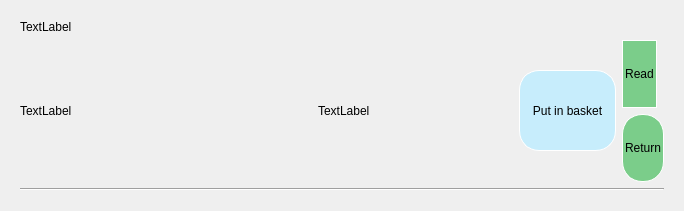
First picture: the form in displaybookwidget.ui, repository huylenguyen806/ASS2, before the edit.
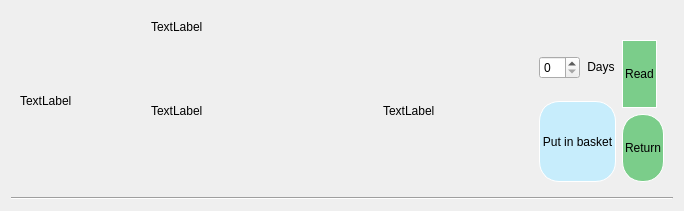
Second picture: the form after the edit.

```diff
--- a/displaybookwidget.ui
+++ b/displaybookwidget.ui
@@ -13,11 +13,33 @@
   <property name="windowTitle">
    <string>Form</string>
   </property>
-  <layout class="QVBoxLayout" name="verticalLayout_4">
-   <item>
-    <widget class="QWidget" name="widget" native="true">
      <layout class="QVBoxLayout" name="verticalLayout_2">
       <item>
+    <widget class="QWidget" name="widget" native="true">
+     <layout class="QHBoxLayout" name="horizontalLayout_3">
+      <item>
+       <widget class="QLabel" name="image">
+        <property name="minimumSize">
+         <size>
+          <width>125</width>
+          <height>0</height>
+         </size>
+        </property>
+        <property name="maximumSize">
+         <size>
+          <width>125</width>
+          <height>175</height>
+         </size>
+        </property>
+        <property name="text">
+         <string>TextLabel</string>
+        </property>
+        <property name="scaledContents">
+         <bool>true</bool>
+        </property>
+       </widget>
+      </item>
+      <item>
        <layout class="QVBoxLayout" name="verticalLayout" stretch="0,1">
         <item>
          <widget class="QLabel" name="title">
@@ -27,7 +49,7 @@
          </widget>
         </item>
         <item>
-         <layout class="QHBoxLayout" name="horizontalLayout" stretch="3,2,1,0">
+         <layout class="QHBoxLayout" name="horizontalLayout" stretch="3,2,0,0">
           <item>
            <widget class="QLabel" name="content_author">
             <property name="text">
@@ -43,6 +65,25 @@
            </widget>
           </item>
           <item>
+           <layout class="QVBoxLayout" name="verticalLayout_4">
+            <item>
+             <layout class="QHBoxLayout" name="horizontalLayout_2">
+              <item>
+               <widget class="QSpinBox" name="duration"/>
+              </item>
+              <item>
+               <widget class="QLabel" name="label">
+                <property name="styleSheet">
+                 <string notr="true">font: 12pt &quot;Myriad Pro&quot;;</string>
+                </property>
+                <property name="text">
+                 <string>&lt;html&gt;&lt;head/&gt;&lt;body&gt;&lt;p align=&quot;center&quot;&gt;Days&lt;/p&gt;&lt;/body&gt;&lt;/html&gt;</string>
+                </property>
+               </widget>
+              </item>
+             </layout>
+            </item>
+            <item>
            <widget class="QPushButton" name="put_in_basket_button">
             <property name="sizePolicy">
              <sizepolicy hsizetype="Minimum" vsizetype="Fixed">
@@ -77,6 +118,8 @@
             </property>
            </widget>
           </item>
+           </layout>
+          </item>
           <item>
            <layout class="QVBoxLayout" name="verticalLayout_3">
             <item>
@@ -155,14 +198,14 @@
         </item>
        </layout>
       </item>
+     </layout>
+    </widget>
+   </item>
       <item>
        <widget class="Line" name="line">
         <property name="orientation">
          <enum>Qt::Horizontal</enum>
         </property>
-       </widget>
-      </item>
-     </layout>
     </widget>
    </item>
   </layout>
```
Lines whose indentation alone changed are shown as unchanged.
